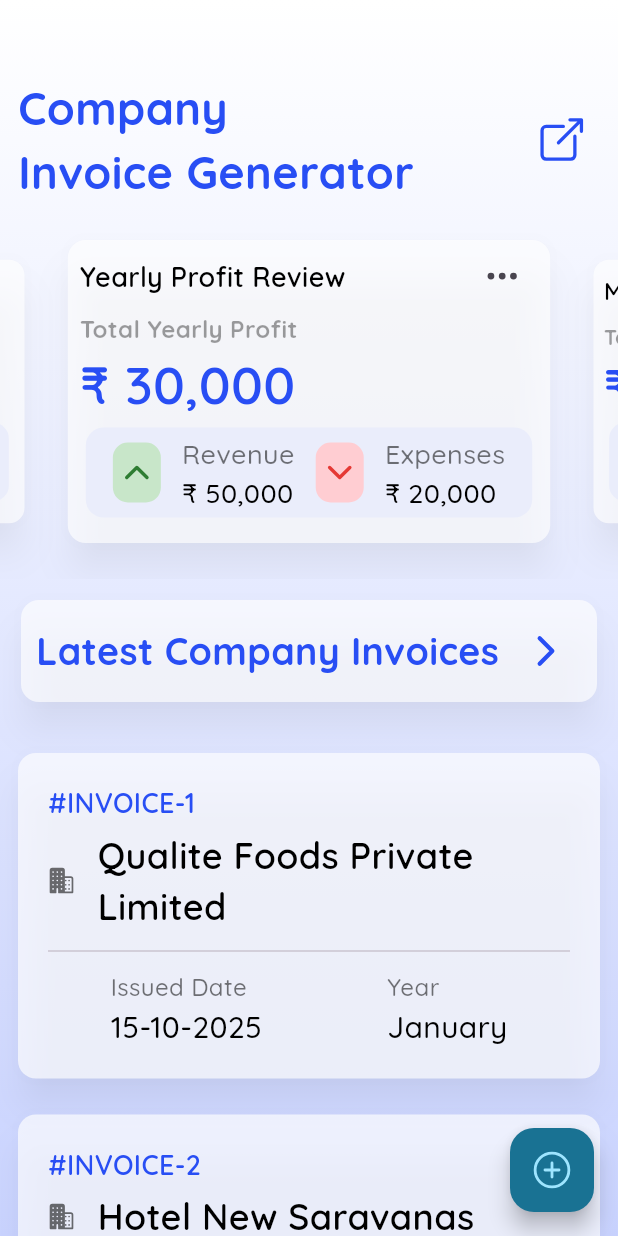
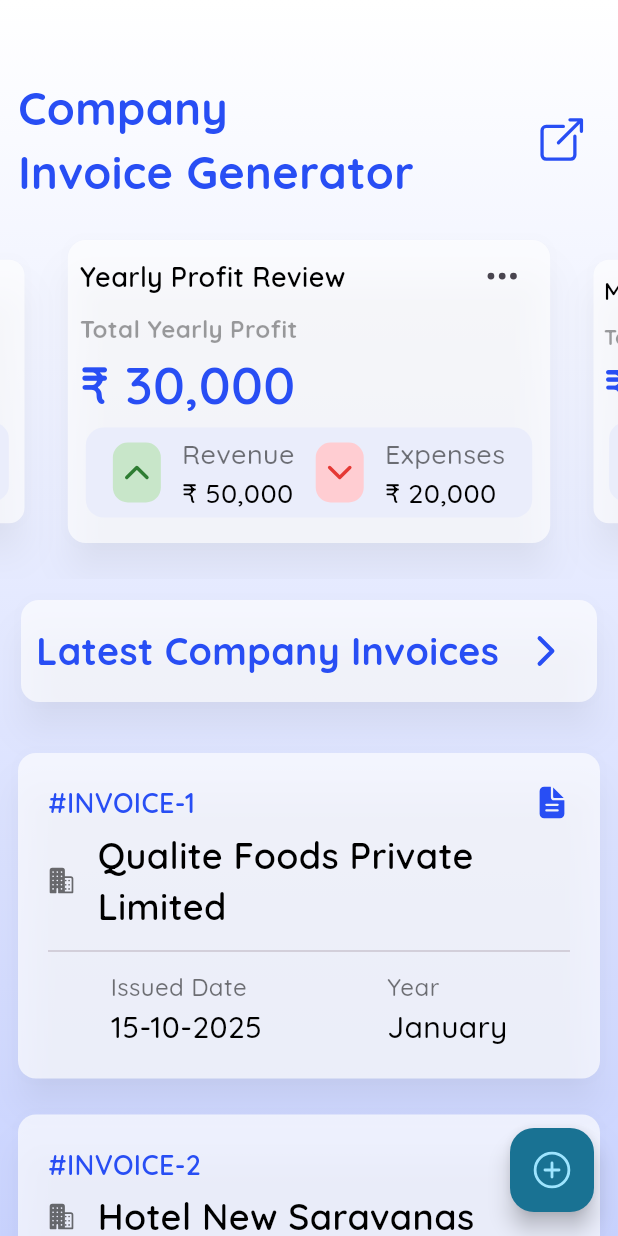
Before and after one commit to Preetham-Prasad-S/flutter-invoice-generator-clean-architecture, a Flutter app: the screen it shows after launch, on a phone screen of 412 x 824 dp. Run offline on Flutter 3.47's test engine with Material 3 defaults, Android fonts, the phone set to English and light mode, and no system bars; drawn by our look-alikes of carousel_slider; our stand-ins replace equatable, file_picker, flutter_riverpod, fpdart, ionicons, supabase_flutter and 1 more; accounts and stored records are empty.

Commit message:
Home screen UI almost completed

```diff
--- a/lib/features/home/presentation/screens/home_screen.dart
+++ b/lib/features/home/presentation/screens/home_screen.dart
@@ -1,5 +1,4 @@
 import 'package:app_prototype/core/widgets/custom_title_widget.dart';
-import 'package:app_prototype/features/home/presentation/widgets/custom_app_bar.dart';
 import 'package:app_prototype/features/home/presentation/widgets/custom_invoice_card_viewer.dart';
 import 'package:app_prototype/features/home/presentation/widgets/custom_statistics_widget.dart';
 import 'package:app_prototype/features/invoice/presentation/screens/invoice_bill_screen.dart';
--- a/lib/features/home/presentation/widgets/custom_invoice_card.dart
+++ b/lib/features/home/presentation/widgets/custom_invoice_card.dart
@@ -1,3 +1,4 @@
+import 'package:app_prototype/features/home/presentation/widgets/custom_invoice_card_calendar_details.dart';
 import 'package:flutter/material.dart';
 import 'package:ionicons/ionicons.dart';
 
@@ -19,7 +20,6 @@
   Widget build(BuildContext context) {
     return Padding(
       padding: const EdgeInsets.symmetric(vertical: 8.0),
-      child: SizedBox(
       child: Card(
         elevation: 10,
         shadowColor: Colors.black26,
@@ -30,11 +30,39 @@
             crossAxisAlignment: CrossAxisAlignment.start,
             children: [
               // Top Half , Invoice and company name
+              InvoiceCardTitle(
+                invoiceNumber: invoiceNumber,
+                companyName: companyName,
+              ),
+              SizedBox(height: 5),
+              Divider(),
+              SizedBox(height: 5),
+              CustomInvoiceCardCalendarDetails(month: month, year: year),
+            ],
+          ),
+        ),
+      ),
+    );
+  }
+}
+
+class InvoiceCardTitle extends StatelessWidget {
+  const InvoiceCardTitle({
+    super.key,
+    required this.invoiceNumber,
+    required this.companyName,
+  });
+
+  final String invoiceNumber;
+  final String companyName;
+
+  @override
+  Widget build(BuildContext context) {
+    return Column(
+      crossAxisAlignment: CrossAxisAlignment.start,
+      children: [
         Row(
-                  crossAxisAlignment: CrossAxisAlignment.center,
-                  children: [
-                    Column(
-                      crossAxisAlignment: CrossAxisAlignment.start,
+          mainAxisAlignment: MainAxisAlignment.spaceBetween,
           children: [
             Text(
               "#INVOICE-$invoiceNumber",
@@ -47,6 +75,12 @@
               maxLines: 3,
               softWrap: true,
               overflow: TextOverflow.visible,
+            ),
+            Icon(
+              Ionicons.document_text,
+              color: const Color.fromARGB(255, 40, 78, 244),
+            ),
+          ],
         ),
         SizedBox(height: 5),
         Row(
@@ -72,73 +106,6 @@
           ],
         ),
       ],
-                    ),
-                  ],
-                ),
-                SizedBox(height: 5),
-                Divider(),
-                SizedBox(height: 5),
-                Row(
-                  mainAxisAlignment: MainAxisAlignment.spaceAround,
-                  children: [
-                    Column(
-                      crossAxisAlignment: CrossAxisAlignment.start,
-                      children: [
-                        Text(
-                          "Issued Date",
-                          overflow: TextOverflow.ellipsis,
-                          style: TextStyle(
-                            color: Colors.black54,
-                            fontSize: 16,
-                            fontWeight: FontWeight.w500,
-                            fontFamily: "Quicksand",
-                          ),
-                        ),
-                        Text(
-                          "$month",
-                          overflow: TextOverflow.ellipsis,
-                          style: TextStyle(
-                            color: Colors.black,
-                            fontSize: 20,
-                            fontWeight: FontWeight.w500,
-                            fontFamily: "Quicksand",
-                          ),
-                        ),
-                      ],
-                    ),
-                    Column(
-                      crossAxisAlignment: CrossAxisAlignment.start,
-
-                      children: [
-                        Text(
-                          "Year",
-                          overflow: TextOverflow.ellipsis,
-                          style: TextStyle(
-                            color: Colors.black54,
-                            fontSize: 16,
-                            fontWeight: FontWeight.w500,
-                            fontFamily: "Quicksand",
-                          ),
-                        ),
-                        Text(
-                          "$year",
-                          overflow: TextOverflow.ellipsis,
-                          style: TextStyle(
-                            color: Colors.black,
-                            fontSize: 20,
-                            fontWeight: FontWeight.w500,
-                            fontFamily: "Quicksand",
-                          ),
-                        ),
-                      ],
-                    ),
-                  ],
-                ),
-              ],
-            ),
-          ),
-        ),
-      ),
     );
   }
 }
--- /dev/null
+++ b/lib/features/home/presentation/widgets/custom_invoice_card_calendar_details.dart
@@ -0,0 +1,72 @@
+import 'package:flutter/material.dart';
+
+class CustomInvoiceCardCalendarDetails extends StatelessWidget {
+  const CustomInvoiceCardCalendarDetails({
+    super.key,
+    required this.month,
+    required this.year,
+  });
+
+  final String month;
+  final String year;
+
+  @override
+  Widget build(BuildContext context) {
+    return Row(
+      mainAxisAlignment: MainAxisAlignment.spaceAround,
+      children: [
+        Column(
+          crossAxisAlignment: CrossAxisAlignment.start,
+          children: [
+            Text(
+              "Issued Date",
+              overflow: TextOverflow.ellipsis,
+              style: TextStyle(
+                color: Colors.black54,
+                fontSize: 16,
+                fontWeight: FontWeight.w500,
+                fontFamily: "Quicksand",
+              ),
+            ),
+            Text(
+              "$month",
+              overflow: TextOverflow.ellipsis,
+              style: TextStyle(
+                color: Colors.black,
+                fontSize: 20,
+                fontWeight: FontWeight.w500,
+                fontFamily: "Quicksand",
+              ),
+            ),
+          ],
+        ),
+        Column(
+          crossAxisAlignment: CrossAxisAlignment.start,
+
+          children: [
+            Text(
+              "Year",
+              overflow: TextOverflow.ellipsis,
+              style: TextStyle(
+                color: Colors.black54,
+                fontSize: 16,
+                fontWeight: FontWeight.w500,
+                fontFamily: "Quicksand",
+              ),
+            ),
+            Text(
+              "$year",
+              overflow: TextOverflow.ellipsis,
+              style: TextStyle(
+                color: Colors.black,
+                fontSize: 20,
+                fontWeight: FontWeight.w500,
+                fontFamily: "Quicksand",
+              ),
+            ),
+          ],
+        ),
+      ],
+    );
+  }
+}
```
Also changed, not shown: lib/features/home/presentation/widgets/custom_app_bar.dart (deleted, +0 -46 lines), pubspec.lock. Lines whose indentation alone changed are shown as unchanged.
